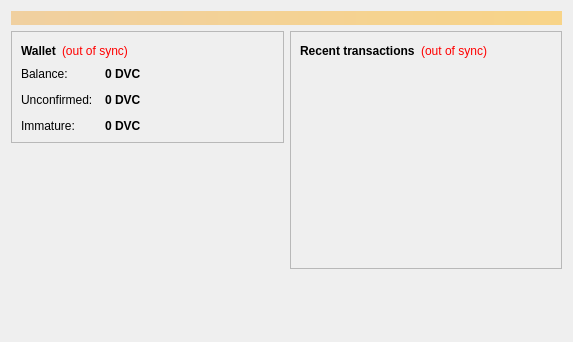
First picture: the form in src/qt/forms/overviewpage.ui, repository devcoin/core, before the edit.
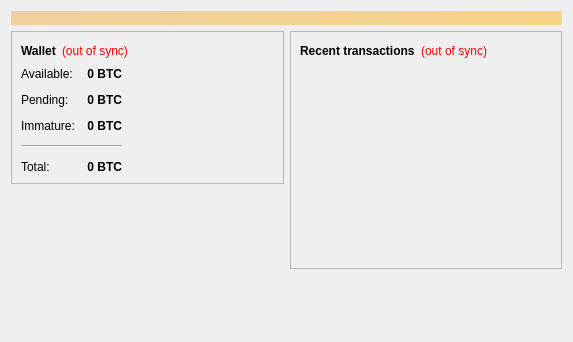
Second picture: the form after the edit.

Patch:
```diff
--- a/src/qt/forms/overviewpage.ui
+++ b/src/qt/forms/overviewpage.ui
@@ -90,6 +90,8 @@
            </layout>
           </item>
           <item>
+          <layout class="QHBoxLayout" name="horizontalLayout_3">
+           <item>
            <layout class="QFormLayout" name="formLayout_2">
             <property name="fieldGrowthPolicy">
              <enum>QFormLayout::AllNonFixedFieldsGrow</enum>
@@ -103,7 +105,7 @@
             <item row="0" column="0">
              <widget class="QLabel" name="label">
               <property name="text">
-               <string>Balance:</string>
+               <string>Available:</string>
               </property>
              </widget>
             </item>
@@ -122,7 +124,10 @@
                <string>Your current balance</string>
               </property>
               <property name="text">
-               <string notr="true">0 DVC</string>
+               <string notr="true">0 BTC</string>
+              </property>
+              <property name="alignment">
+               <set>Qt::AlignRight|Qt::AlignTrailing|Qt::AlignVCenter</set>
               </property>
               <property name="textInteractionFlags">
                <set>Qt::LinksAccessibleByMouse|Qt::TextSelectableByKeyboard|Qt::TextSelectableByMouse</set>
@@ -132,7 +137,7 @@
             <item row="1" column="0">
              <widget class="QLabel" name="label_3">
               <property name="text">
-               <string>Unconfirmed:</string>
+               <string>Pending:</string>
               </property>
              </widget>
             </item>
@@ -151,7 +156,10 @@
                <string>Total of transactions that have yet to be confirmed, and do not yet count toward the current balance</string>
               </property>
               <property name="text">
-               <string notr="true">0 DVC</string>
+               <string notr="true">0 BTC</string>
+              </property>
+              <property name="alignment">
+               <set>Qt::AlignRight|Qt::AlignTrailing|Qt::AlignVCenter</set>
               </property>
               <property name="textInteractionFlags">
                <set>Qt::LinksAccessibleByMouse|Qt::TextSelectableByKeyboard|Qt::TextSelectableByMouse</set>
@@ -177,12 +185,69 @@
                <string>Mined balance that has not yet matured</string>
               </property>
               <property name="text">
-               <string notr="true">0 DVC</string>
+               <string notr="true">0 BTC</string>
               </property>
+              <property name="alignment">
+               <set>Qt::AlignRight|Qt::AlignTrailing|Qt::AlignVCenter</set>
+              </property>
               <property name="textInteractionFlags">
                <set>Qt::LinksAccessibleByMouse|Qt::TextSelectableByKeyboard|Qt::TextSelectableByMouse</set>
               </property>
              </widget>
+            </item>
+            <item row="4" column="0">
+             <widget class="QLabel" name="labelTotalText">
+              <property name="text">
+               <string>Total:</string>
+              </property>
+             </widget>
+            </item>
+            <item row="4" column="1">
+             <widget class="QLabel" name="labelTotal">
+              <property name="font">
+               <font>
+                <weight>75</weight>
+                <bold>true</bold>
+               </font>
+              </property>
+              <property name="cursor">
+               <cursorShape>IBeamCursor</cursorShape>
+              </property>
+              <property name="toolTip">
+               <string>Your current total balance</string>
+              </property>
+              <property name="text">
+               <string notr="true">0 BTC</string>
+              </property>
+              <property name="alignment">
+               <set>Qt::AlignRight|Qt::AlignTrailing|Qt::AlignVCenter</set>
+              </property>
+              <property name="textInteractionFlags">
+               <set>Qt::LinksAccessibleByMouse|Qt::TextSelectableByKeyboard|Qt::TextSelectableByMouse</set>
+              </property>
+             </widget>
+            </item>
+            <item row="3" column="0" colspan="2">
+             <widget class="Line" name="line">
+              <property name="orientation">
+               <enum>Qt::Horizontal</enum>
+              </property>
+             </widget>
+            </item>
+           </layout>
+          </item>
+            <item>
+             <spacer name="horizontalSpacer_3">
+              <property name="orientation">
+               <enum>Qt::Horizontal</enum>
+              </property>
+              <property name="sizeHint" stdset="0">
+               <size>
+                <width>40</width>
+                <height>20</height>
+               </size>
+              </property>
+             </spacer>
             </item>
            </layout>
           </item>
```
Left out of the diff: 8 changed lines with no effect on the pictures.
